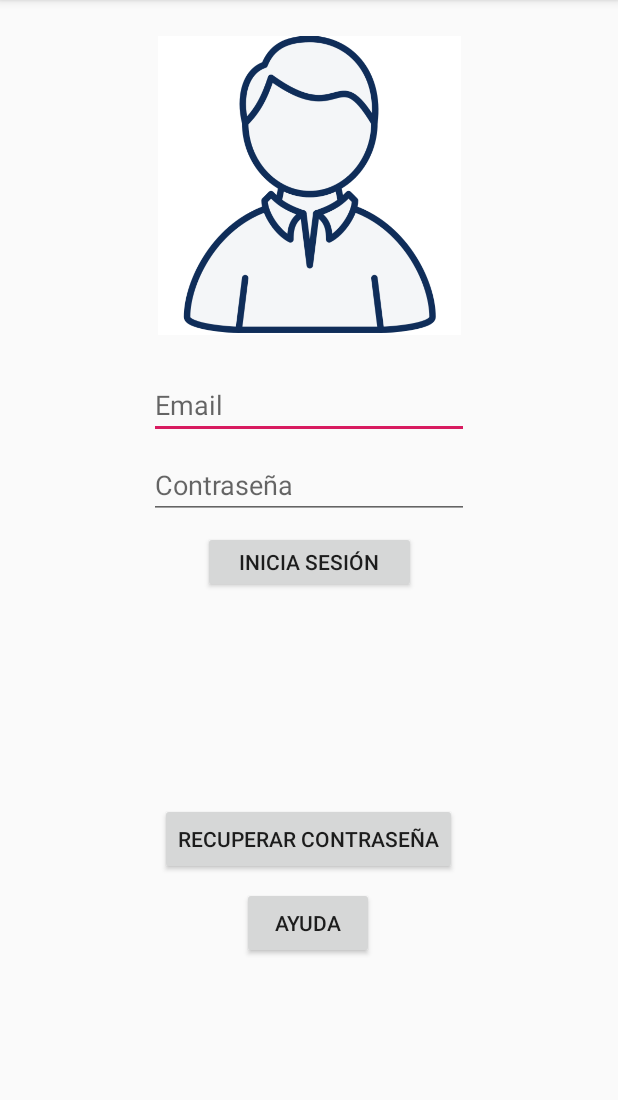
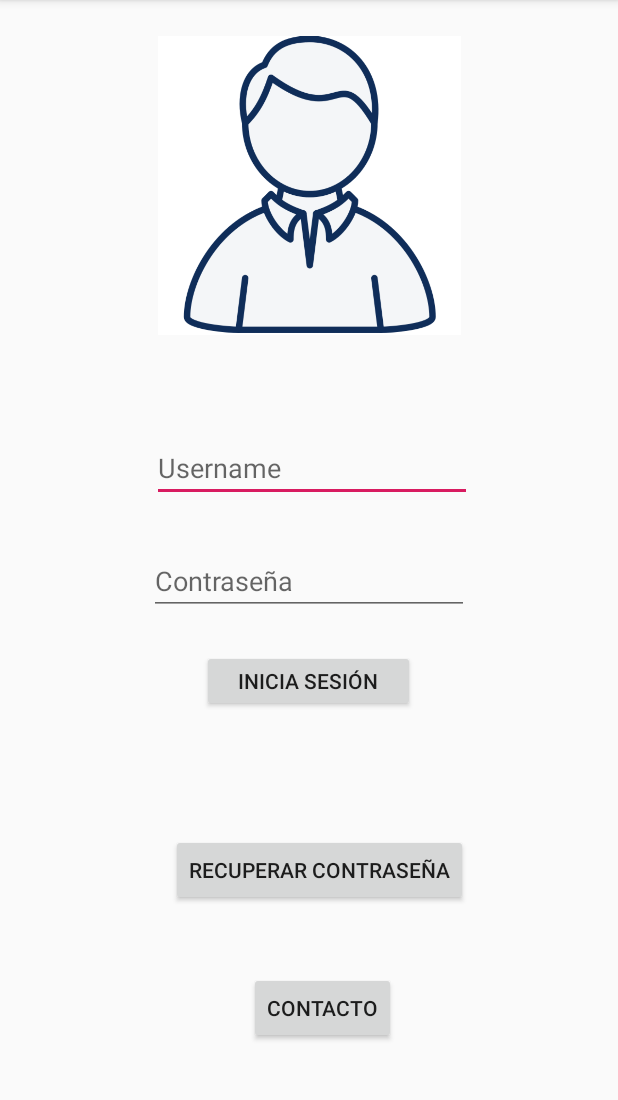
Before and after one commit to nFrosto/GDDLogin, an Android app: the screen it shows after launch (MainActivity), on a phone screen of 412 x 824 dp, the part 84-1184 px from its top. Run offline under Robolectric (Android 15) with nearby library versions, the phone set to English and light mode, and no system bars.

Commit message:
last update corriendo bien, falta mejorar interfaz

```diff
--- a/app/src/main/AndroidManifest.xml
+++ b/app/src/main/AndroidManifest.xml
@@ -9,6 +9,7 @@
         android:roundIcon="@mipmap/ic_launcher_round"
         android:supportsRtl="true"
         android:theme="@style/AppTheme">
+        <activity android:name=".Contacto"></activity>
         <activity android:name=".MainActivity">
             <intent-filter>
                 <action android:name="android.intent.action.MAIN" />
--- a/app/src/main/java/com/example/gddlogin/MainActivity.java
+++ b/app/src/main/java/com/example/gddlogin/MainActivity.java
@@ -3,12 +3,22 @@ package com.example.gddlogin;
 import androidx.appcompat.app.AppCompatActivity;
 
 import android.os.Bundle;
+import android.view.View;
+import android.widget.Button;
+import android.content.Intent;
+
 
 public class MainActivity extends AppCompatActivity {
-
-    @Override
     protected void onCreate(Bundle savedInstanceState) {
         super.onCreate(savedInstanceState);
         setContentView(R.layout.activity_main);
+        Button go_to_contact = findViewById(R.id.go_to_contact_id);
+        go_to_contact.setOnClickListener(new View.OnClickListener() {
+            @Override
+            public void onClick(View v) {
+                Intent intent = new Intent (v.getContext(), Contacto.class);
+                startActivityForResult(intent, 0);
+            }
+        });
     }
 }
--- a/app/src/main/res/layout-v26/activity_main.xml
+++ b/app/src/main/res/layout-v26/activity_main.xml
@@ -20,73 +20,87 @@
         app:srcCompat="@drawable/user" />
 
     <EditText
-        android:id="@+id/editText"
+        android:id="@+id/username_id"
         android:layout_width="wrap_content"
         android:layout_height="wrap_content"
         android:layout_marginStart="8dp"
-        android:layout_marginTop="8dp"
+        android:layout_marginTop="24dp"
         android:layout_marginEnd="8dp"
+        android:layout_marginBottom="8dp"
+        android:autofillHints="no"
         android:ems="10"
         android:hint="@string/email"
         android:inputType="text"
         android:selectAllOnFocus="true"
         android:singleLine="true"
+        app:layout_constraintBottom_toBottomOf="parent"
         app:layout_constraintEnd_toEndOf="parent"
+        app:layout_constraintHorizontal_bias="0.51"
         app:layout_constraintStart_toStartOf="parent"
         app:layout_constraintTop_toBottomOf="@+id/imageView"
-        android:autofillHints="" />
+        app:layout_constraintVertical_bias="0.057" />
 
     <EditText
-        android:id="@+id/editText2"
+        android:id="@+id/password_id"
         android:layout_width="wrap_content"
         android:layout_height="wrap_content"
         android:layout_marginTop="8dp"
+        android:layout_marginBottom="8dp"
         android:ems="10"
         android:hint="@string/contrase_a"
+        android:importantForAutofill="no"
         android:inputType="textPassword"
+        app:layout_constraintBottom_toBottomOf="parent"
         app:layout_constraintEnd_toEndOf="parent"
         app:layout_constraintStart_toStartOf="parent"
-        app:layout_constraintTop_toBottomOf="@+id/editText"
-        android:importantForAutofill="no" />
+        app:layout_constraintTop_toBottomOf="@+id/username_id"
+        app:layout_constraintVertical_bias="0.06" />
 
     <Button
-        android:id="@+id/button"
+        android:id="@+id/send_login_id"
         android:layout_width="142dp"
         android:layout_height="41dp"
         android:layout_marginStart="8dp"
         android:layout_marginTop="8dp"
         android:layout_marginEnd="8dp"
+        android:layout_marginBottom="8dp"
         android:text="@string/sesionstart"
+        app:layout_constraintBottom_toBottomOf="parent"
         app:layout_constraintEnd_toEndOf="parent"
+        app:layout_constraintHorizontal_bias="0.498"
         app:layout_constraintStart_toStartOf="parent"
-        app:layout_constraintTop_toBottomOf="@+id/editText2" />
+        app:layout_constraintTop_toBottomOf="@+id/password_id"
+        app:layout_constraintVertical_bias="0.052" />
 
     <Button
-        android:id="@+id/button2"
-        android:layout_width="wrap_content"
-        android:layout_height="wrap_content"
-        android:layout_marginStart="16dp"
-        android:layout_marginTop="140dp"
-        android:layout_marginEnd="8dp"
-        android:text="@string/recuperar_contrase_a"
-        app:layout_constraintEnd_toEndOf="parent"
-        app:layout_constraintHorizontal_bias="0.477"
-        app:layout_constraintStart_toStartOf="parent"
-        app:layout_constraintTop_toBottomOf="@+id/button" />
-
-    <Button
-        android:id="@+id/button3"
+        android:id="@+id/recover_pass_id"
         android:layout_width="wrap_content"
         android:layout_height="wrap_content"
         android:layout_marginStart="8dp"
         android:layout_marginTop="8dp"
         android:layout_marginEnd="8dp"
         android:layout_marginBottom="8dp"
-        android:text="@string/ayuda"
+        android:text="@string/recuperar_contrase_a"
         app:layout_constraintBottom_toBottomOf="parent"
         app:layout_constraintEnd_toEndOf="parent"
-        app:layout_constraintHorizontal_bias="0.498"
+        app:layout_constraintHorizontal_bias="0.535"
         app:layout_constraintStart_toStartOf="parent"
-        app:layout_constraintTop_toBottomOf="@+id/button2"
-        app:layout_constraintVertical_bias="0.0" />
+        app:layout_constraintTop_toBottomOf="@+id/send_login_id"
+        app:layout_constraintVertical_bias="0.321" />
+
+    <Button
+        android:id="@+id/go_to_contact_id"
+        android:layout_width="wrap_content"
+        android:layout_height="wrap_content"
+        android:layout_marginStart="8dp"
+        android:layout_marginTop="8dp"
+        android:layout_marginEnd="8dp"
+        android:layout_marginBottom="32dp"
+        android:text="@string/contacto"
+        app:layout_constraintBottom_toBottomOf="parent"
+        app:layout_constraintEnd_toEndOf="parent"
+        app:layout_constraintHorizontal_bias="0.53"
+        app:layout_constraintStart_toStartOf="parent"
+        app:layout_constraintTop_toBottomOf="@+id/recover_pass_id"
+        app:layout_constraintVertical_bias="0.472" />
 </androidx.constraintlayout.widget.ConstraintLayout>
--- a/app/src/main/res/layout/activity_main.xml
+++ /dev/null
@@ -1,75 +0,0 @@
-<?xml version="1.0" encoding="utf-8"?>
-<androidx.constraintlayout.widget.ConstraintLayout xmlns:android="http://schemas.android.com/apk/res/android"
-    xmlns:app="http://schemas.android.com/apk/res-auto"
-    xmlns:tools="http://schemas.android.com/tools"
-    android:layout_width="match_parent"
-    android:layout_height="match_parent"
-    tools:context=".MainActivity">
-
-    <ImageView
-        android:id="@+id/imageView"
-        android:layout_width="202dp"
-        android:layout_height="231dp"
-        android:layout_marginStart="8dp"
-        android:layout_marginTop="8dp"
-        android:layout_marginEnd="8dp"
-        android:contentDescription="@string/loginimage"
-        app:layout_constraintEnd_toEndOf="parent"
-        app:layout_constraintStart_toStartOf="parent"
-        app:layout_constraintTop_toTopOf="parent"
-        app:srcCompat="@drawable/user" />
-
-    <EditText
-        android:id="@+id/editText"
-        android:layout_width="wrap_content"
-        android:layout_height="wrap_content"
-        android:layout_marginStart="8dp"
-        android:layout_marginTop="8dp"
-        android:layout_marginEnd="8dp"
-        android:ems="10"
-        android:hint="Email"
-        android:inputType="text"
-        android:selectAllOnFocus="true"
-        android:singleLine="true"
-        app:layout_constraintEnd_toEndOf="parent"
-        app:layout_constraintStart_toStartOf="parent"
-        app:layout_constraintTop_toBottomOf="@+id/imageView"
-        android:autofillHints="" />
-
-    <EditText
-        android:id="@+id/editText2"
-        android:layout_width="wrap_content"
-        android:layout_height="wrap_content"
-        android:layout_marginTop="8dp"
-        android:ems="10"
-        android:hint="Contraseña"
-        android:inputType="textPassword"
-        app:layout_constraintEnd_toEndOf="parent"
-        app:layout_constraintStart_toStartOf="parent"
-        app:layout_constraintTop_toBottomOf="@+id/editText"
-        android:importantForAutofill="no" />
-
-    <Button
-        android:id="@+id/button"
-        android:layout_width="wrap_content"
-        android:layout_height="wrap_content"
-        android:layout_marginStart="8dp"
-        android:layout_marginTop="8dp"
-        android:layout_marginEnd="8dp"
-        android:text="Iniciar"
-        app:layout_constraintEnd_toEndOf="parent"
-        app:layout_constraintStart_toStartOf="parent"
-        app:layout_constraintTop_toBottomOf="@+id/editText2" />
-
-    <Button
-        android:id="@+id/button2"
-        android:layout_width="wrap_content"
-        android:layout_height="wrap_content"
-        android:layout_marginStart="16dp"
-        android:layout_marginTop="8dp"
-        android:layout_marginEnd="16dp"
-        android:text="Recuperar contraseña"
-        app:layout_constraintEnd_toEndOf="parent"
-        app:layout_constraintStart_toStartOf="parent"
-        app:layout_constraintTop_toBottomOf="@+id/button" />
-</androidx.constraintlayout.widget.ConstraintLayout>
--- a/app/src/main/res/values/strings.xml
+++ b/app/src/main/res/values/strings.xml
@@ -3,7 +3,11 @@
     <string name="recuperar_contrase_a">Recuperar contraseña</string>
     <string name="sesionstart">Inicia sesión</string>
     <string name="contrase_a">Contraseña</string>
-    <string name="email">Email</string>
+    <string name="email">Username</string>
     <string name="loginimage">loginimage</string>
-    <string name="ayuda">Ayuda</string>
+    <string name="contacto">Contacto</string>
+    <string name="asunto">Asunto</string>
+    <string name="mensaje">Mensaje</string>
+    <string name="mail_personal">Email personal</string>
+    <string name="enviar">Enviar</string>
 </resources>
```
Also changed, not shown: app/src/main/java/com/example/gddlogin/Contacto.java (added, +14 -0 lines), app/src/main/res/layout-v26/activity_contacto.xml (added, +101 -0 lines).
